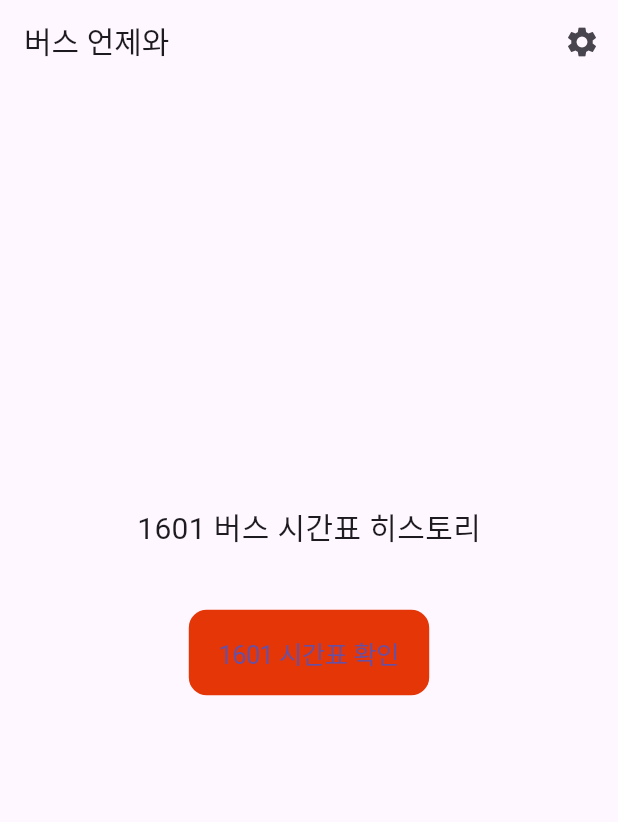
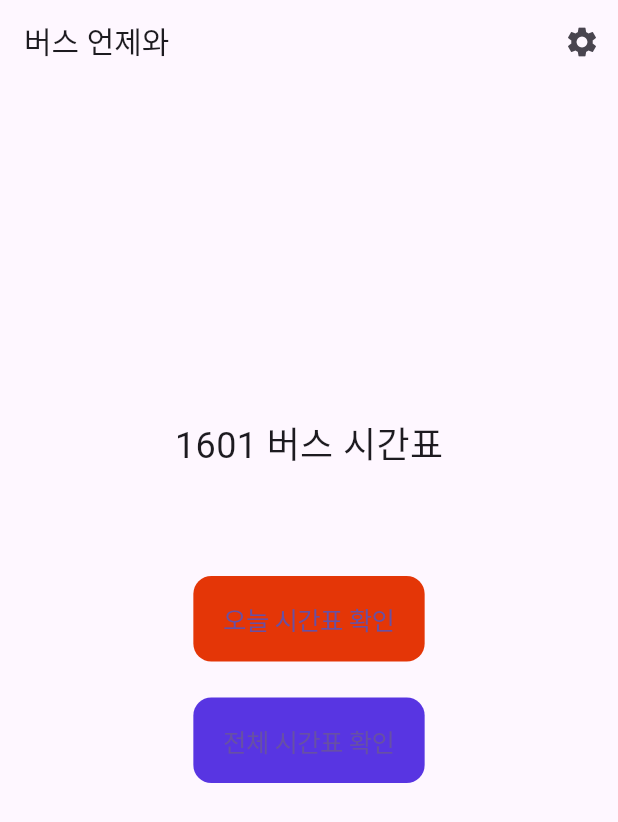
Before and after one commit to oyc0401/when_bus_flutter, a Flutter app: the screen it shows after launch, on a phone screen of 412 x 824 dp. Shown: the top 822 px of the screen. Run offline on Flutter 3.47's test engine with Material 2 defaults, Android fonts, the phone set to English and light mode, and no system bars; our stand-ins replace carousel_slider, freezed_annotation, shared_preferences; missing offline and left inert: scrollview_observer; Roboto replaces fonts that are missing (Binggrae2).

Commit message:
안드로이드 스튜디오 color picker가 뭔가 안맞다.

```diff
--- a/lib/screens/home.dart
+++ b/lib/screens/home.dart
@@ -1,7 +1,9 @@
 import 'package:flutter/cupertino.dart';
 import 'package:flutter/material.dart';
+import 'package:intl/intl.dart';
 
 import 'date_scroll.dart';
+import 'history.dart';
 import 'setting.dart';
 
 class HomePage extends StatefulWidget {
@@ -12,6 +14,13 @@ class HomePage extends StatefulWidget {
 }
 
 class _HomePageState extends State<HomePage> {
+  String get today {
+    DateTime now = DateTime.now();
+    String text = DateFormat('yyyyMMdd').format(now);
+    print(text);
+    return text;
+  }
+
   @override
   Widget build(BuildContext context) {
     return Scaffold(
@@ -41,17 +50,39 @@ class _HomePageState extends State<HomePage> {
           mainAxisAlignment: MainAxisAlignment.center,
           children: [
             Text(
-              "1601 버스 시간표 히스토리",
+              "1601 버스 시간표",
               style: TextStyle(
-                fontSize: 20,
+                fontSize: 24,
               ),
             ),
             SizedBox(
-              height: 40,
+              height: 70,
             ),
             CupertinoButton(
               color: Color(0xffE43607),
-              child: Text("1601 시간표 확인"),
+              // color: Color(0xff35cee2),
+              child: Text(
+                "오늘 시간표 확인",
+                style: TextStyle(
+                    // color: Color(0xff262626),
+                    ),
+              ),
+              onPressed: () {
+                Navigator.push(
+                  context,
+                  CupertinoPageRoute(
+                    builder: (builder) => HistoryPage(date: today),
+                  ),
+                );
+              },
+            ),
+            SizedBox(
+              height: 24,
+            ),
+            CupertinoButton(
+              // color: Color(0xffE43607),
+              color: Color(0xff5835E2),
+              child: Text("전체 시간표 확인"),
               onPressed: () {
                 Navigator.push(
                   context,
--- a/lib/screens/setting.dart
+++ b/lib/screens/setting.dart
@@ -34,7 +34,7 @@ class _SettingPageState extends State<SettingPage> {
                 Spacer(),
                 CupertinoSwitch(
                   value: TimeFormat.isFull,
-                  activeColor: CupertinoColors.activeBlue,
+                  activeColor: Color(0xff5835E2),
                   onChanged: (bool value) {
                     setState(() {
                       // switchValue = value;
```
Also changed, not shown: lib/screens/date_scroll.dart (+67 -16 lines), lib/screens/history.dart (+11 -9 lines).
